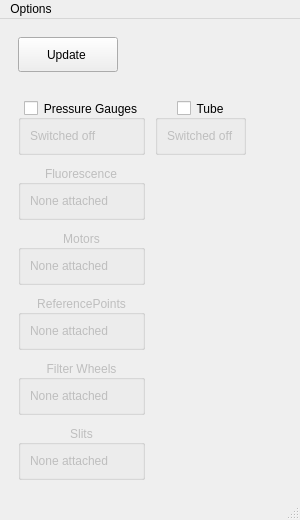
Above: Gui/forms/form_gui.ui from slsdetectorgroup/motorControlSoftware before the change. Below: the same form after it.
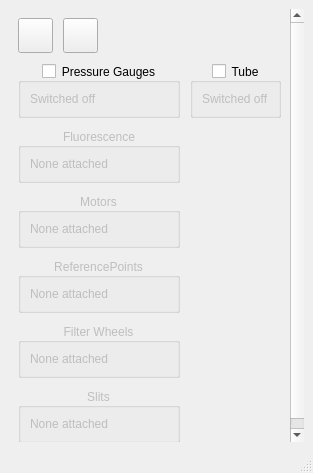
That is the form after the change. Icons and pictures are not drawn.

Commit message: options with fl

The edit to the form file:
```diff
--- a/Gui/forms/form_gui.ui
+++ b/Gui/forms/form_gui.ui
@@ -6,8 +6,8 @@
    <rect>
     <x>0</x>
     <y>0</y>
-    <width>300</width>
-    <height>520</height>
+    <width>313</width>
+    <height>473</height>
    </rect>
   </property>
   <property name="sizePolicy">
@@ -46,7 +46,7 @@
     <item row="0" column="0">
      <widget class="QScrollArea" name="scrollArea">
       <property name="sizePolicy">
-       <sizepolicy hsizetype="Minimum" vsizetype="Minimum">
+       <sizepolicy hsizetype="Ignored" vsizetype="Ignored">
         <horstretch>0</horstretch>
         <verstretch>0</verstretch>
        </sizepolicy>
@@ -75,7 +75,7 @@
          <x>0</x>
          <y>0</y>
          <width>282</width>
-         <height>449</height>
+         <height>451</height>
         </rect>
        </property>
        <property name="sizePolicy">
@@ -88,129 +88,7 @@
         <property name="spacing">
          <number>10</number>
         </property>
-        <item row="0" column="0" alignment="Qt::AlignLeft|Qt::AlignTop">
-         <widget class="QPushButton" name="pushUpdate">
-          <property name="minimumSize">
-           <size>
-            <width>100</width>
-            <height>35</height>
-           </size>
-          </property>
-          <property name="maximumSize">
-           <size>
-            <width>100</width>
-            <height>35</height>
-           </size>
-          </property>
-          <property name="text">
-           <string>Update </string>
-          </property>
-          <property name="icon">
-           <iconset resource="../include/icons.qrc">
-            <normaloff>:/icons/images/refresh.png</normaloff>:/icons/images/refresh.png</iconset>
-          </property>
-         </widget>
-        </item>
-        <item row="5" column="0">
-         <widget class="QGroupBox" name="groupFilterWheels">
-          <property name="enabled">
-           <bool>false</bool>
-          </property>
-          <property name="sizePolicy">
-           <sizepolicy hsizetype="Minimum" vsizetype="Minimum">
-            <horstretch>0</horstretch>
-            <verstretch>0</verstretch>
-           </sizepolicy>
-          </property>
-          <property name="title">
-           <string>Filter Wheels</string>
-          </property>
-          <property name="alignment">
-           <set>Qt::AlignCenter</set>
-          </property>
-          <property name="flat">
-           <bool>true</bool>
-          </property>
-          <layout class="QGridLayout" name="gridFilterWheels">
-           <item row="0" column="0">
-            <widget class="QLabel" name="lblFilterWheels">
-             <property name="text">
-              <string>None attached</string>
-             </property>
-            </widget>
-           </item>
-          </layout>
-         </widget>
-        </item>
-        <item row="2" column="0">
-         <widget class="QGroupBox" name="groupFluorescence">
-          <property name="enabled">
-           <bool>false</bool>
-          </property>
-          <property name="sizePolicy">
-           <sizepolicy hsizetype="Minimum" vsizetype="Minimum">
-            <horstretch>0</horstretch>
-            <verstretch>0</verstretch>
-           </sizepolicy>
-          </property>
-          <property name="title">
-           <string>Fluorescence</string>
-          </property>
-          <property name="alignment">
-           <set>Qt::AlignCenter</set>
-          </property>
-          <property name="flat">
-           <bool>true</bool>
-          </property>
-          <layout class="QGridLayout" name="gridFluorescence">
-           <item row="0" column="0">
-            <widget class="QLabel" name="lblFluors">
-             <property name="text">
-              <string>None attached</string>
-             </property>
-            </widget>
-           </item>
-          </layout>
-         </widget>
-        </item>
-        <item row="1" column="0">
-         <widget class="QGroupBox" name="groupPressure">
-          <property name="enabled">
-           <bool>true</bool>
-          </property>
-          <property name="sizePolicy">
-           <sizepolicy hsizetype="Minimum" vsizetype="Minimum">
-            <horstretch>0</horstretch>
-            <verstretch>0</verstretch>
-           </sizepolicy>
-          </property>
-          <property name="title">
-           <string>Pressure Gauges</string>
-          </property>
-          <property name="alignment">
-           <set>Qt::AlignCenter</set>
-          </property>
-          <property name="flat">
-           <bool>true</bool>
-          </property>
-          <property name="checkable">
-           <bool>true</bool>
-          </property>
-          <property name="checked">
-           <bool>false</bool>
-          </property>
-          <layout class="QGridLayout" name="gridPressure">
-           <item row="0" column="0">
-            <widget class="QLabel" name="lblPressure">
-             <property name="text">
-              <string>Switched off</string>
-             </property>
-            </widget>
-           </item>
-          </layout>
-         </widget>
-        </item>
-        <item row="1" column="1" rowspan="6" alignment="Qt::AlignLeft|Qt::AlignTop">
+        <item row="4" column="1" rowspan="6" alignment="Qt::AlignLeft|Qt::AlignTop">
          <widget class="QWidget" name="widgetTube" native="true">
           <property name="sizePolicy">
            <sizepolicy hsizetype="Minimum" vsizetype="Minimum">
@@ -289,7 +167,7 @@
           </layout>
          </widget>
         </item>
-        <item row="4" column="0">
+        <item row="7" column="0">
          <widget class="QGroupBox" name="groupReferencePoints">
           <property name="enabled">
            <bool>false</bool>
@@ -320,7 +198,7 @@
           </layout>
          </widget>
         </item>
-        <item row="3" column="0">
+        <item row="6" column="0">
          <widget class="QGroupBox" name="groupMotors">
           <property name="enabled">
            <bool>false</bool>
@@ -351,7 +229,174 @@
           </layout>
          </widget>
         </item>
-        <item row="6" column="0">
+        <item row="4" column="0">
+         <widget class="QGroupBox" name="groupPressure">
+          <property name="enabled">
+           <bool>true</bool>
+          </property>
+          <property name="sizePolicy">
+           <sizepolicy hsizetype="Minimum" vsizetype="Minimum">
+            <horstretch>0</horstretch>
+            <verstretch>0</verstretch>
+           </sizepolicy>
+          </property>
+          <property name="title">
+           <string>Pressure Gauges</string>
+          </property>
+          <property name="alignment">
+           <set>Qt::AlignCenter</set>
+          </property>
+          <property name="flat">
+           <bool>true</bool>
+          </property>
+          <property name="checkable">
+           <bool>true</bool>
+          </property>
+          <property name="checked">
+           <bool>false</bool>
+          </property>
+          <layout class="QGridLayout" name="gridPressure">
+           <item row="0" column="0">
+            <widget class="QLabel" name="lblPressure">
+             <property name="text">
+              <string>Switched off</string>
+             </property>
+            </widget>
+           </item>
+          </layout>
+         </widget>
+        </item>
+        <item row="2" column="0">
+         <layout class="QHBoxLayout" name="horizontalLayout">
+          <item>
+           <widget class="QPushButton" name="pushUpdate">
+            <property name="sizePolicy">
+             <sizepolicy hsizetype="Fixed" vsizetype="Fixed">
+              <horstretch>0</horstretch>
+              <verstretch>0</verstretch>
+             </sizepolicy>
+            </property>
+            <property name="minimumSize">
+             <size>
+              <width>35</width>
+              <height>35</height>
+             </size>
+            </property>
+            <property name="maximumSize">
+             <size>
+              <width>35</width>
+              <height>35</height>
+             </size>
+            </property>
+            <property name="toolTip">
+             <string>Refresh</string>
+            </property>
+            <property name="text">
+             <string/>
+            </property>
+            <property name="icon">
+             <iconset resource="../include/icons.qrc">
+              <normaloff>:/icons/images/refresh.png</normaloff>:/icons/images/refresh.png</iconset>
+            </property>
+            <property name="iconSize">
+             <size>
+              <width>24</width>
+              <height>24</height>
+             </size>
+            </property>
+            <property name="flat">
+             <bool>false</bool>
+            </property>
+           </widget>
+          </item>
+          <item>
+           <widget class="QPushButton" name="pushOptions">
+            <property name="sizePolicy">
+             <sizepolicy hsizetype="Fixed" vsizetype="Fixed">
+              <horstretch>0</horstretch>
+              <verstretch>0</verstretch>
+             </sizepolicy>
+            </property>
+            <property name="minimumSize">
+             <size>
+              <width>35</width>
+              <height>35</height>
+             </size>
+            </property>
+            <property name="maximumSize">
+             <size>
+              <width>35</width>
+              <height>35</height>
+             </size>
+            </property>
+            <property name="toolTip">
+             <string>Tools</string>
+            </property>
+            <property name="text">
+             <string/>
+            </property>
+            <property name="icon">
+             <iconset resource="../include/icons.qrc">
+              <normaloff>:/icons/images/setup.png</normaloff>:/icons/images/setup.png</iconset>
+            </property>
+            <property name="iconSize">
+             <size>
+              <width>24</width>
+              <height>24</height>
+             </size>
+            </property>
+            <property name="flat">
+             <bool>false</bool>
+            </property>
+           </widget>
+          </item>
+          <item>
+           <spacer name="horizontalSpacer">
+            <property name="orientation">
+             <enum>Qt::Horizontal</enum>
+            </property>
+            <property name="sizeHint" stdset="0">
+             <size>
+              <width>40</width>
+              <height>20</height>
+             </size>
+            </property>
+           </spacer>
+          </item>
+         </layout>
+        </item>
+        <item row="5" column="0">
+         <widget class="QGroupBox" name="groupFluorescence">
+          <property name="enabled">
+           <bool>false</bool>
+          </property>
+          <property name="sizePolicy">
+           <sizepolicy hsizetype="Minimum" vsizetype="Minimum">
+            <horstretch>0</horstretch>
+            <verstretch>0</verstretch>
+           </sizepolicy>
+          </property>
+          <property name="title">
+           <string>Fluorescence</string>
+          </property>
+          <property name="alignment">
+           <set>Qt::AlignCenter</set>
+          </property>
+          <property name="flat">
+           <bool>true</bool>
+          </property>
+          <layout class="QGridLayout" name="gridFluorescence">
+           <item row="0" column="0">
+            <widget class="QLabel" name="lblFluors">
+             <property name="text">
+              <string>None attached</string>
+             </property>
+            </widget>
+           </item>
+          </layout>
+         </widget>
+        </item>
+        <item row="9" column="0">
          <widget class="QGroupBox" name="groupSlits">
           <property name="enabled">
            <bool>false</bool>
@@ -382,40 +427,43 @@
           </layout>
          </widget>
         </item>
+        <item row="8" column="0">
+         <widget class="QGroupBox" name="groupFilterWheels">
+          <property name="enabled">
+           <bool>false</bool>
+          </property>
+          <property name="sizePolicy">
+           <sizepolicy hsizetype="Minimum" vsizetype="Minimum">
+            <horstretch>0</horstretch>
+            <verstretch>0</verstretch>
+           </sizepolicy>
+          </property>
+          <property name="title">
+           <string>Filter Wheels</string>
+          </property>
+          <property name="alignment">
+           <set>Qt::AlignCenter</set>
+          </property>
+          <property name="flat">
+           <bool>true</bool>
+          </property>
+          <layout class="QGridLayout" name="gridFilterWheels">
+           <item row="0" column="0">
+            <widget class="QLabel" name="lblFilterWheels">
+             <property name="text">
+              <string>None attached</string>
+             </property>
+            </widget>
+           </item>
+          </layout>
+         </widget>
+        </item>
        </layout>
       </widget>
      </widget>
     </item>
    </layout>
   </widget>
-  <widget class="QMenuBar" name="menubar">
-   <property name="geometry">
-    <rect>
-     <x>0</x>
-     <y>0</y>
-     <width>300</width>
-     <height>28</height>
-    </rect>
-   </property>
-   <property name="sizePolicy">
-    <sizepolicy hsizetype="Minimum" vsizetype="Minimum">
-     <horstretch>0</horstretch>
-     <verstretch>0</verstretch>
-    </sizepolicy>
-   </property>
-   <widget class="QMenu" name="menuMenu">
-    <property name="sizePolicy">
-     <sizepolicy hsizetype="Minimum" vsizetype="Minimum">
-      <horstretch>0</horstretch>
-      <verstretch>0</verstretch>
-     </sizepolicy>
-    </property>
-    <property name="title">
-     <string>Options</string>
-    </property>
-   </widget>
-   <addaction name="menuMenu"/>
-  </widget>
   <widget class="QStatusBar" name="statusbar">
    <property name="sizePolicy">
     <sizepolicy hsizetype="Minimum" vsizetype="Minimum">
```
The commit also changes 25 other files.
